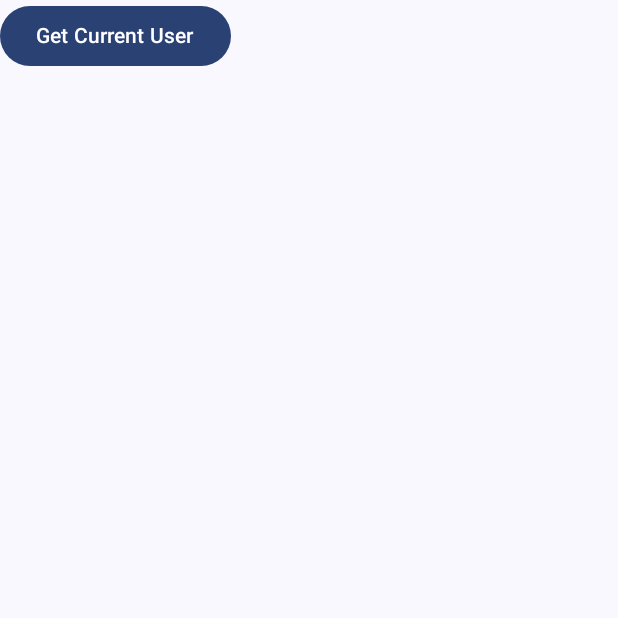
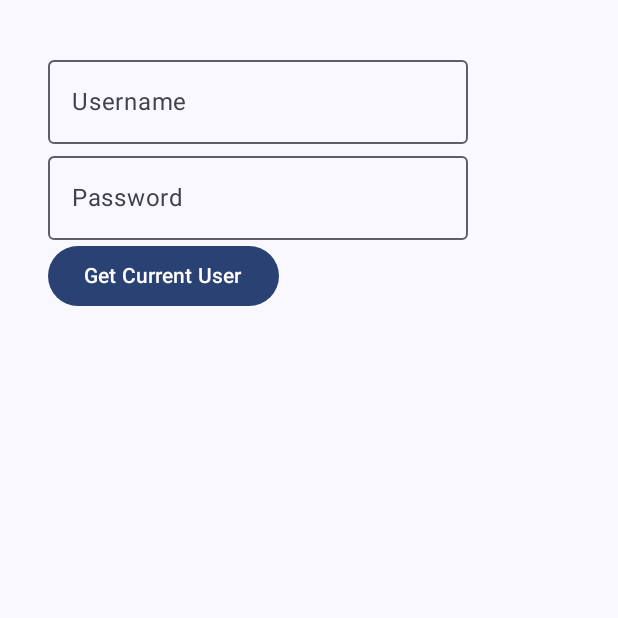
Before and after one commit to lag129/VRCFriend, an Android app built with Jetpack Compose: the screen it shows after launch (MainActivity), on a phone screen of 412 x 824 dp, the top half of it. Run offline under Robolectric (Android 15) with nearby library versions, the phone set to English and light mode, and no system bars; libraries missing offline, so code that uses them is left out: io.github.vrchatapi, io.github.vrchatapi.api, io.github.vrchatapi.auth; 3 statements that could not run were skipped.

Commit message:
usernameとpasswordをTextFieldから取得

```diff
--- a/app/src/main/java/net/lag129/vrcfriend/MainActivity.kt
+++ b/app/src/main/java/net/lag129/vrcfriend/MainActivity.kt
@@ -4,13 +4,19 @@ import android.os.Bundle
 import androidx.activity.ComponentActivity
 import androidx.activity.compose.setContent
 import androidx.activity.enableEdgeToEdge
+import androidx.compose.foundation.layout.Column
 import androidx.compose.foundation.layout.fillMaxSize
 import androidx.compose.foundation.layout.padding
 import androidx.compose.material3.Button
+import androidx.compose.material3.OutlinedTextField
 import androidx.compose.material3.Scaffold
 import androidx.compose.material3.Text
+import androidx.compose.runtime.mutableStateOf
+import androidx.compose.runtime.remember
 import androidx.compose.runtime.rememberCoroutineScope
 import androidx.compose.ui.Modifier
+import androidx.compose.ui.text.input.PasswordVisualTransformation
+import androidx.compose.ui.unit.dp
 import io.github.vrchatapi.ApiClient
 import io.github.vrchatapi.Configuration
 import io.github.vrchatapi.api.AuthenticationApi
@@ -41,12 +47,37 @@ class MainActivity : ComponentActivity() {
         setContent {
             VRCFriendTheme {
                 val coroutineScope = rememberCoroutineScope()
-                Scaffold(modifier = Modifier.fillMaxSize()) { innerPadding ->
-                    Button(
-                        modifier = Modifier.padding(innerPadding),
-                        onClick = { coroutineScope.launch { getCurrentUser(authApi) } }
+                val username = remember { mutableStateOf("") }
+                val password = remember { mutableStateOf("") }
+
+                Scaffold(modifier = Modifier.fillMaxSize()) { padding ->
+                    Column(
+                        modifier = Modifier
+                            .padding(32.dp)
+                            .fillMaxSize()
                     ) {
-                        Text("Get Current User")
+                        OutlinedTextField(
+                            value = username.value,
+                            onValueChange = { username.value = it },
+                            label = { Text("Username") }
+                        )
+                        OutlinedTextField(
+                            value = password.value,
+                            onValueChange = { password.value = it },
+                            label = { Text("Password") },
+                            visualTransformation = PasswordVisualTransformation()
+                        )
+                        Button(
+                            onClick = {
+                                authHeader.username = username.value
+                                authHeader.password = password.value
+                                coroutineScope.launch {
+                                    getCurrentUser(authApi)
+                                }
+                            }
+                        ) {
+                            Text("Get Current User")
+                        }
                     }
                 }
             }
@@ -63,6 +94,7 @@ suspend fun getCurrentUser(authApi: AuthenticationApi) {
     } catch (e: Exception) {
         when {
             e.toString().contains("emailOtp") -> {
+                println("emailOtp")
                 // val code = TwoFactorEmailCode().code("認証コード")
                 // withContext(Dispatchers.IO) {
                 //     authApi.verify2FAEmailCode(code)
@@ -70,6 +102,7 @@ suspend fun getCurrentUser(authApi: AuthenticationApi) {
             }
 
             e.toString().contains("requiresTwoFactorAuth") -> {
+                println("requiresTwoFactorAuth")
                 // val code = TwoFactorAuthCode().code("認証コード")
                 // withContext(Dispatchers.IO) {
                 //     authApi.verify2FA(code)
```
